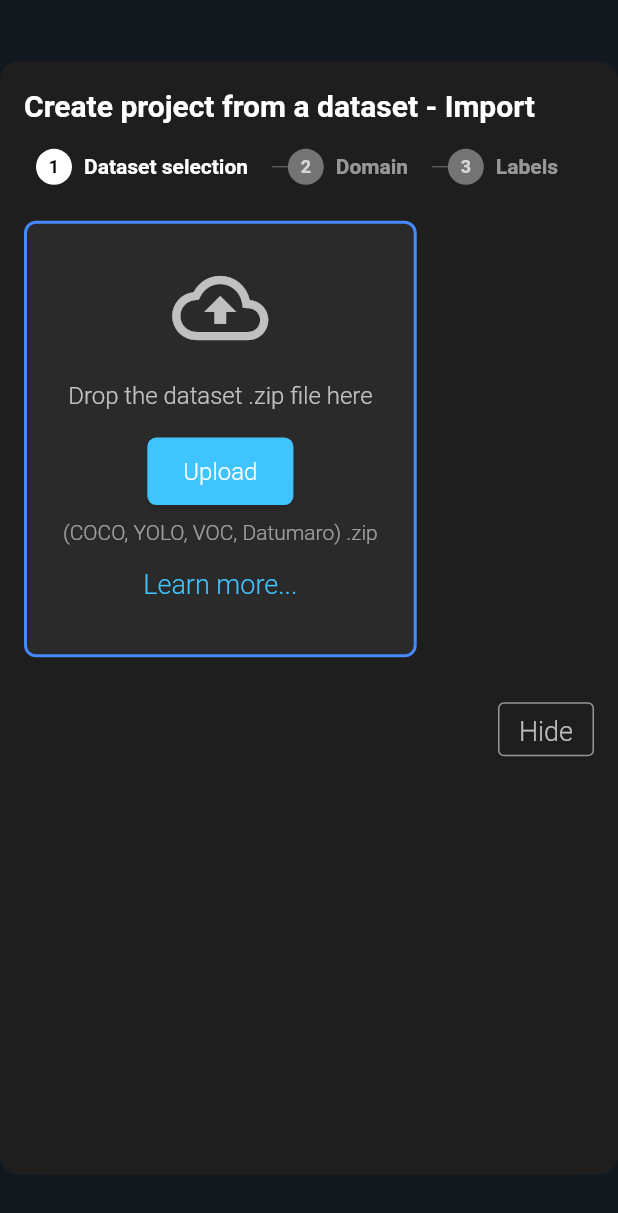
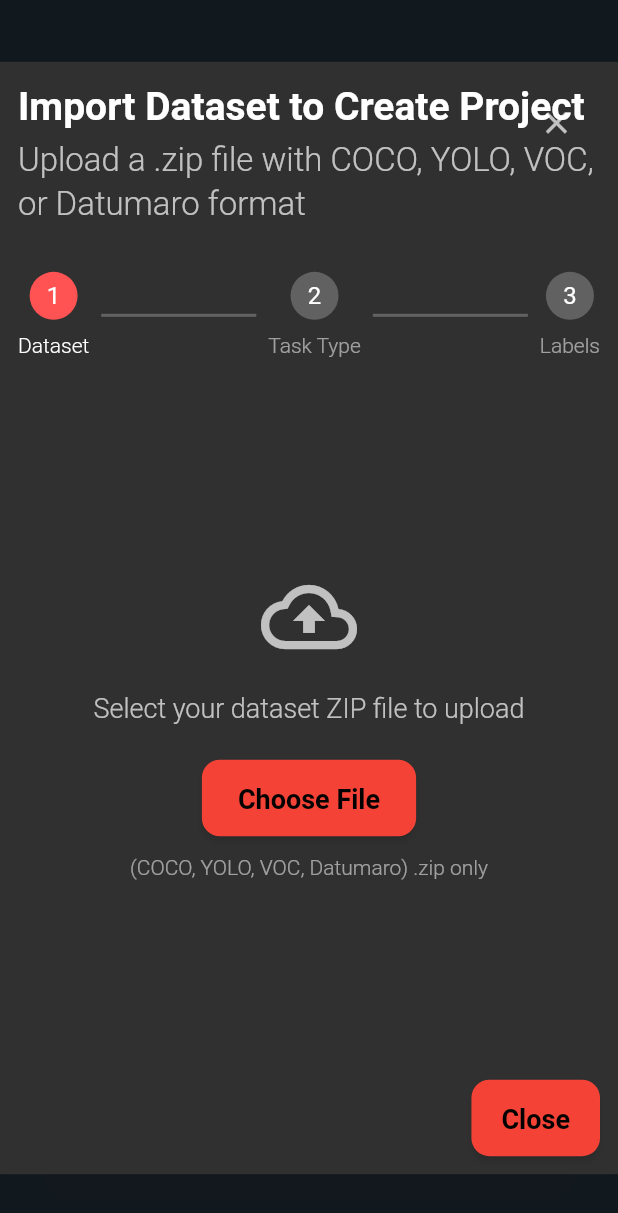
Before and after one commit to yvolokitin/AnnotateIt, a Flutter app: the CreateFromDatasetDialog widget shown alone on an empty page, opened directly, on a phone screen of 412 x 824 dp. Shown: the top 1213 px of the screen. Run offline on Flutter 3.47's test engine with Material 3 defaults, Android fonts, the phone set to English and light mode, and no system bars; our stand-ins replace file_picker, flutter_colorpicker, flutter_svg, image_picker, sqflite, sqflite_common_ffi and 1 more; missing offline and left inert: file_selector; accounts and stored records are empty.

Commit message:
updated project creation dialogs
- added a new icons
- improve classes

```diff
--- a/lib/pages/project_creation/create_from_dataset_dialog.dart
+++ b/lib/pages/project_creation/create_from_dataset_dialog.dart
@@ -1,9 +1,54 @@
 import 'package:flutter/material.dart';
 import 'dart:io';
+import 'dart:convert';
+import 'package:http/http.dart' as http;
 import 'package:file_picker/file_picker.dart';
 
-import '../../../widgets/project_creation/dataset_step_progress_bar.dart';
 import '../../../utils/responsive_utils.dart';
+
+class DatasetStepProgressBar extends StatelessWidget {
+  final int currentStep;
+
+  const DatasetStepProgressBar({super.key, required this.currentStep});
+
+  @override
+  Widget build(BuildContext context) {
+    return Row(
+      children: [
+        _buildStep("1", "Dataset", currentStep == 1),
+        _buildLine(),
+        _buildStep("2", "Task Type", currentStep == 2),
+        _buildLine(),
+        _buildStep("3", "Labels", currentStep == 3),
+      ],
+    );
+  }
+
+  Widget _buildStep(String number, String label, bool isActive) {
+    return Column(
+      children: [
+        CircleAvatar(
+          radius: 16,
+          backgroundColor: isActive ? Colors.redAccent : Colors.grey[700],
+          child: Text(number, style: const TextStyle(color: Colors.white)),
+        ),
+        const SizedBox(height: 8),
+        Text(
+          label,
+          style: TextStyle(color: isActive ? Colors.white : Colors.white54),
+        ),
+      ],
+    );
+  }
+
+  Widget _buildLine() => Expanded(
+        child: Container(
+          margin: const EdgeInsets.symmetric(horizontal: 8),
+          height: 2,
+          color: Colors.white24,
+        ),
+      );
+}
 
 class CreateFromDatasetDialog extends StatefulWidget {
   const CreateFromDatasetDialog({super.key});
@@ -13,26 +58,54 @@ class CreateFromDatasetDialog extends StatefulWidget {
 }
 
 class _CreateFromDatasetDialogState extends State<CreateFromDatasetDialog> {
-  File? _droppedFile;
-  bool _isDragging = false;
+  File? _selectedFile;
+  bool _isUploading = false;
+  int _currentStep = 1;
+  String? _detectedTaskType;
 
   void _pickFile() async {
     final result = await FilePicker.platform.pickFiles(type: FileType.custom, allowedExtensions: ['zip']);
     if (result != null && result.files.single.path != null) {
-      setState(() => _droppedFile = File(result.files.single.path!));
+      final file = File(result.files.single.path!);
+      setState(() => _selectedFile = file);
+      await _uploadZip(file);
     }
   }
-/*
-  void _handleFileDrop(File file) {
-    if (file.path.endsWith(".zip")) {
-      setState(() => _droppedFile = file);
+
+  Future<void> _uploadZip(File file) async {
+    setState(() => _isUploading = true);
+
+    try {
+      final uri = Uri.parse("https://your-api.com/api/upload_dataset");
+      final request = http.MultipartRequest("POST", uri)
+        ..files.add(await http.MultipartFile.fromPath('file', file.path));
+
+      final response = await request.send();
+
+      if (response.statusCode == 200) {
+        final responseBody = await response.stream.bytesToString();
+        final data = json.decode(responseBody);
+        final taskType = data['task_type'];
+
+        setState(() {
+          _detectedTaskType = taskType;
+          _currentStep = 2;
+        });
+      } else {
+        throw Exception("Upload failed with status ${response.statusCode}");
+      }
+    } catch (e) {
+      ScaffoldMessenger.of(context).showSnackBar(
+        SnackBar(content: Text("Upload failed: $e")),
+      );
+    } finally {
+      setState(() => _isUploading = false);
     }
   }
-*/
-  void _handleFileDrop(DragTargetDetails<File> details) {
-    final file = details.data;
-    if (file.path.endsWith(".zip")) {
-      setState(() => _droppedFile = file);
+
+  void _goToNextStep() {
+    if (_currentStep < 3) {
+      setState(() => _currentStep += 1);
     }
   }
 
@@ -42,12 +115,12 @@ class _CreateFromDatasetDialogState extends State<CreateFromDatasetDialog> {
     final deviceType = getDeviceType(size.width);
 
     double dialogWidth;
-    EdgeInsetsGeometry padding;
+    EdgeInsets padding;
 
     switch (deviceType) {
       case DeviceType.desktop:
-        dialogWidth = size.width * 0.6;
-        padding = const EdgeInsets.all(32);
+        dialogWidth = size.width * 0.9;
+        padding = const EdgeInsets.all(60);
         break;
       case DeviceType.tablet:
         dialogWidth = size.width * 0.85;
@@ -56,40 +129,80 @@ class _CreateFromDatasetDialogState extends State<CreateFromDatasetDialog> {
       case DeviceType.mobile:
       default:
         dialogWidth = size.width;
-        padding = const EdgeInsets.all(16);
+        padding = const EdgeInsets.all(12);
         break;
     }
 
     return Dialog(
-      backgroundColor: const Color(0xFF1E1E1E),
       insetPadding: EdgeInsets.zero,
-      shape: RoundedRectangleBorder(borderRadius: BorderRadius.circular(12)),
-      child: Container(
+      backgroundColor: Colors.grey[850],
+      shape: RoundedRectangleBorder(borderRadius: BorderRadius.circular(0)),
+      child: SizedBox(
         width: dialogWidth,
         height: size.height * 0.9,
+        child: Padding(
           padding: padding,
-        child: SingleChildScrollView(
-          child: Column(
-            mainAxisSize: MainAxisSize.min,
+          child: Stack(
+            children: [
+              Column(
                 crossAxisAlignment: CrossAxisAlignment.start,
                 children: [
                   const Text(
-                "Create project from a dataset - Import",
-                style: TextStyle(fontSize: 20, fontWeight: FontWeight.bold, color: Colors.white),
+                    "Import Dataset to Create Project",
+                    style: TextStyle(fontSize: 26, fontWeight: FontWeight.bold, color: Colors.white),
                   ),
-              const SizedBox(height: 16),
-              const DatasetStepProgressBar(),
-              const SizedBox(height: 24),
-              _buildDropArea(context),
+                  const SizedBox(height: 4),
+                  Text(
+                    _currentStep == 1
+                        ? "Upload a .zip file with COCO, YOLO, VOC, or Datumaro format"
+                        : _currentStep == 2
+                            ? "Detected task type: $_detectedTaskType"
+                            : "Edit your project labels",
+                    style: const TextStyle(fontSize: 22, color: Colors.white70),
+                  ),
+                  const SizedBox(height: 32),
+                  DatasetStepProgressBar(currentStep: _currentStep),
+                  const SizedBox(height: 32),
+                  Expanded(
+                    child: Center(
+                      child: _isUploading
+                          ? const Column(
+                              mainAxisAlignment: MainAxisAlignment.center,
+                              children: [
+                                CircularProgressIndicator(color: Colors.redAccent, strokeWidth: 5),
+                                SizedBox(height: 24),
+                                Text("Uploading...", style: TextStyle(color: Colors.white70, fontSize: 18)),
+                              ],
+                            )
+                          : _currentStep == 1
+                              ? _buildUploadPrompt()
+                              : _currentStep == 2
+                                  ? _buildTaskConfirmation()
+                                  : _buildLabelEditor(),
+                    ),
+                  ),
                   const SizedBox(height: 24),
                   Align(
                     alignment: Alignment.centerRight,
-                child: OutlinedButton(
+                    child: ElevatedButton(
+                      onPressed: () => Navigator.of(context).pop(_detectedTaskType),
+                      style: ElevatedButton.styleFrom(
+                        backgroundColor: Colors.red,
+                        padding: const EdgeInsets.symmetric(horizontal: 20, vertical: 14),
+                        shape: RoundedRectangleBorder(borderRadius: BorderRadius.circular(12)),
+                      ),
+                      child: const Text("Close", style: TextStyle(color: Colors.black, fontWeight: FontWeight.bold)),
+                    ),
+                  ),
+                ],
+              ),
+              Positioned(
+                top: 5,
+                right: 5,
+                child: IconButton(
+                  icon: const Icon(Icons.close, color: Colors.white70),
+                  tooltip: 'Close',
                   onPressed: () => Navigator.of(context).pop(),
-                  style: OutlinedButton.styleFrom(
-                    side: const BorderSide(color: Colors.white54),
-                  ),
-                  child: const Text("Hide", style: TextStyle(color: Colors.white70)),
                 ),
               ),
             ],
@@ -99,57 +212,75 @@ class _CreateFromDatasetDialogState extends State<CreateFromDatasetDialog> {
     );
   }
 
-  Widget _buildDropArea(BuildContext context) {
-    return ConstrainedBox(
-      constraints: const BoxConstraints(minHeight: 200),
-      child: DragTarget<File>(
-        onWillAcceptWithDetails: (data) => true,
-        onAcceptWithDetails: _handleFileDrop,
-        onMove: (_) => setState(() => _isDragging = true),
-        onLeave: (_) => setState(() => _isDragging = false),
-        builder: (context, candidateData, rejectedData) {
-          return AnimatedContainer(
-            duration: const Duration(milliseconds: 200),
-            padding: const EdgeInsets.all(24),
-            decoration: BoxDecoration(
-              color: _isDragging ? Colors.blue.withAlpha(30) : const Color(0xFF2A2A2A),
-              borderRadius: BorderRadius.circular(8),
-              border: Border.all(color: Colors.blueAccent, width: 2),
-            ),
-            child: Column(
-              mainAxisAlignment: MainAxisAlignment.center,
+  Widget _buildUploadPrompt() {
+    return Column(
+      mainAxisSize: MainAxisSize.min,
       children: [
         const Icon(Icons.cloud_upload_outlined, size: 64, color: Colors.white70),
         const SizedBox(height: 16),
-                Text(
-                  _droppedFile != null
-                      ? _droppedFile!.path.split("/").last
-                      : "Drop the dataset .zip file here",
-                  style: const TextStyle(color: Colors.white70, fontSize: 16),
+        const Text(
+          "Select your dataset ZIP file to upload",
+          style: TextStyle(color: Colors.white70, fontSize: 18),
           textAlign: TextAlign.center,
         ),
-                const SizedBox(height: 16),
+        const SizedBox(height: 24),
         ElevatedButton(
           onPressed: _pickFile,
           style: ElevatedButton.styleFrom(
-                    backgroundColor: Colors.lightBlueAccent,
-                    padding: const EdgeInsets.symmetric(horizontal: 24, vertical: 12),
-                    shape: RoundedRectangleBorder(borderRadius: BorderRadius.circular(6)),
+            backgroundColor: Colors.red,
+            padding: const EdgeInsets.symmetric(horizontal: 24, vertical: 14),
+            shape: RoundedRectangleBorder(borderRadius: BorderRadius.circular(12)),
           ),
-                  child: const Text("Upload", style: TextStyle(fontSize: 16)),
+          child: const Text("Choose File", style: TextStyle(color: Colors.black, fontWeight: FontWeight.bold)),
         ),
-                const SizedBox(height: 8),
-                const Text("(COCO, YOLO, VOC, Datumaro) .zip",
-                    style: TextStyle(color: Colors.white54, fontSize: 14)),
-                TextButton(
-                  onPressed: () {},
-                  child: const Text("Learn more...", style: TextStyle(color: Colors.lightBlueAccent)),
+        const SizedBox(height: 12),
+        const Text("(COCO, YOLO, VOC, Datumaro) .zip only", style: TextStyle(color: Colors.white54, fontSize: 14)),
+      ],
+    );
+  }
+
+  Widget _buildTaskConfirmation() {
+    return Column(
+      mainAxisSize: MainAxisSize.min,
+      children: [
+        const Icon(Icons.check_circle_outline, color: Colors.greenAccent, size: 64),
+        const SizedBox(height: 16),
+        Text("Detected task type: $_detectedTaskType", style: const TextStyle(fontSize: 22, color: Colors.white)),
+        const SizedBox(height: 16),
+        ElevatedButton(
+          onPressed: _goToNextStep,
+          style: ElevatedButton.styleFrom(
+            backgroundColor: Colors.red,
+            padding: const EdgeInsets.symmetric(horizontal: 24, vertical: 14),
+            shape: RoundedRectangleBorder(borderRadius: BorderRadius.circular(12)),
+          ),
+          child: const Text("Continue", style: TextStyle(color: Colors.black, fontWeight: FontWeight.bold)),
         ),
       ],
+    );
+  }
+
+  Widget _buildLabelEditor() {
+    return Column(
+      mainAxisSize: MainAxisSize.min,
+      children: [
+        const Icon(Icons.label, size: 64, color: Colors.amber),
+        const SizedBox(height: 16),
+        const Text("Label setup will go here.", style: TextStyle(color: Colors.white, fontSize: 20)),
+        const SizedBox(height: 16),
+        ElevatedButton(
+          onPressed: () => Navigator.pop(context, {
+            "file": _selectedFile?.path,
+            "task_type": _detectedTaskType,
+          }),
+          style: ElevatedButton.styleFrom(
+            backgroundColor: Colors.red,
+            padding: const EdgeInsets.symmetric(horizontal: 24, vertical: 14),
+            shape: RoundedRectangleBorder(borderRadius: BorderRadius.circular(12)),
           ),
-          );
-        },
+          child: const Text("Finish", style: TextStyle(color: Colors.black, fontWeight: FontWeight.bold)),
         ),
+      ],
     );
   }
 }
--- a/lib/pages/project_creation/create_new_project_dialog.dart
+++ b/lib/pages/project_creation/create_new_project_dialog.dart
@@ -121,7 +121,7 @@ class CreateNewProjectDialogState extends State<CreateNewProjectDialog> with Sin
                   Tab(text: "Detection"),
                   Tab(text: "Classification"),
                   Tab(text: "Segmentation"),
-                  Tab(text: "Anomaly"),
+                  // Tab(text: "Anomaly"),
                 ],
               ),
               const SizedBox(height: 16),
@@ -132,7 +132,7 @@ class CreateNewProjectDialogState extends State<CreateNewProjectDialog> with Sin
                     DetectionTab(selectedTaskType: _selectedTaskType, onSelected: _setSelectedTask),
                     ClassificationTab(selectedTaskType: _selectedTaskType, onSelected: _setSelectedTask),
                     SegmentationTab(selectedTaskType: _selectedTaskType, onSelected: _setSelectedTask),
-                    AnomalyTab(selectedTaskType: _selectedTaskType, onSelected: _setSelectedTask),
+                    // AnomalyTab(selectedTaskType: _selectedTaskType, onSelected: _setSelectedTask),
                   ],
                 ),
               ),
--- a/lib/pages/project_creation/project_tabs/detection_tab.dart
+++ b/lib/pages/project_creation/project_tabs/detection_tab.dart
@@ -27,6 +27,11 @@ class DetectionTab extends StatelessWidget {
           'description': 'Draw and enclose an object within a minimal rectangle.',
           'image': 'assets/images/detection_oriented.jpg',
         },
+        {
+          'title': 'Anomaly Detection',
+          'description': 'Categorize images as normal or anomalous.',
+          'image': 'assets/images/anomaly_detection.jpg',
+        },
       ],
     );
   }
--- a/lib/pages/project_creation/project_tabs/segmentation_tab.dart
+++ b/lib/pages/project_creation/project_tabs/segmentation_tab.dart
@@ -1,5 +1,6 @@
 import 'package:flutter/material.dart';
-import '../../../widgets/create_project_dialog_task.dart';
+// import '../../../widgets/create_project_dialog_task.dart';
+import '../../../widgets/project_creation/task_type_grid.dart';
 
 class SegmentationTab extends StatelessWidget {
   final String selectedTaskType;
--- a/lib/widgets/project_creation/dataset_step_progress_bar.dart
+++ b/lib/widgets/project_creation/dataset_step_progress_bar.dart
@@ -1,21 +1,50 @@
 import 'package:flutter/material.dart';
-import 'dataset_step_label.dart';
 
 class DatasetStepProgressBar extends StatelessWidget {
-  const DatasetStepProgressBar({super.key});
+  final int currentStep; // 1-based: 1 = Upload, 2 = Confirm
+
+  const DatasetStepProgressBar({super.key, required this.currentStep});
 
   @override
   Widget build(BuildContext context) {
-    return Padding(
-      padding: const EdgeInsets.symmetric(horizontal: 8),
-      child: Row(
-        children: const [
-          DatasetStepLabel(number: 1, title: "Dataset selection", active: true),
-          Expanded(child: Divider(color: Colors.white38)),
-          DatasetStepLabel(number: 2, title: "Domain"),
-          Expanded(child: Divider(color: Colors.white38)),
-          DatasetStepLabel(number: 3, title: "Labels"),
-        ],
+    return Row(
+      children: [
+        _buildStepIndicator(step: 1, label: "Upload", isActive: currentStep == 1),
+        _buildConnector(),
+        _buildStepIndicator(step: 2, label: "Confirm", isActive: currentStep == 2),
+      ],
+    );
+  }
+
+  Widget _buildStepIndicator({required int step, required String label, required bool isActive}) {
+    return Column(
+      children: [
+        CircleAvatar(
+          radius: 16,
+          backgroundColor: isActive ? Colors.redAccent : Colors.grey[700],
+          child: Text(
+            step.toString(),
+            style: const TextStyle(color: Colors.white, fontWeight: FontWeight.bold),
+          ),
+        ),
+        const SizedBox(height: 8),
+        Text(
+          label,
+          style: TextStyle(
+            color: isActive ? Colors.white : Colors.white54,
+            fontSize: 14,
+          ),
+        ),
+      ],
+    );
+  }
+
+  Widget _buildConnector() {
+    return Expanded(
+      child: Container(
+        margin: const EdgeInsets.symmetric(horizontal: 12),
+        height: 2,
+        color: Colors.white24,
       ),
     );
   }
--- a/pubspec.yaml
+++ b/pubspec.yaml
@@ -50,6 +50,7 @@ dependencies:
   file_selector: ^1.0.3
   image_picker: ^1.1.2
   logger: ^2.5.0
+  http: ^1.4.0
 
 dev_dependencies:
   flutter_test:
@@ -81,8 +82,11 @@ flutter:
      - assets/images/media_upload.svg
      - assets/images/detection_bounding_box.jpg
      - assets/images/detection_oriented.jpg
+     - assets/images/anomaly_detection.jpg
      - assets/images/instance_segmentation.jpg
      - assets/images/semantic_segmentation.jpg
+     - assets/images/classification_binary.jpg
+     - assets/images/classification_multi_class.jpg
 
   # An image asset can refer to one or more resolution-specific "variants", see
   # https://flutter.dev/to/resolution-aware-images
```
Also changed, not shown: lib/pages/project_creation/project_tabs/classification_tab.dart (+15 -9 lines), assets/images/anomaly_detection.jpg (added), assets/images/classification_binary.jpg (added), assets/images/classification_multi_class.jpg (added), assets/images/classification_multi_label.jpg (added), pubspec.lock. Lines whose indentation alone changed are shown as unchanged.
